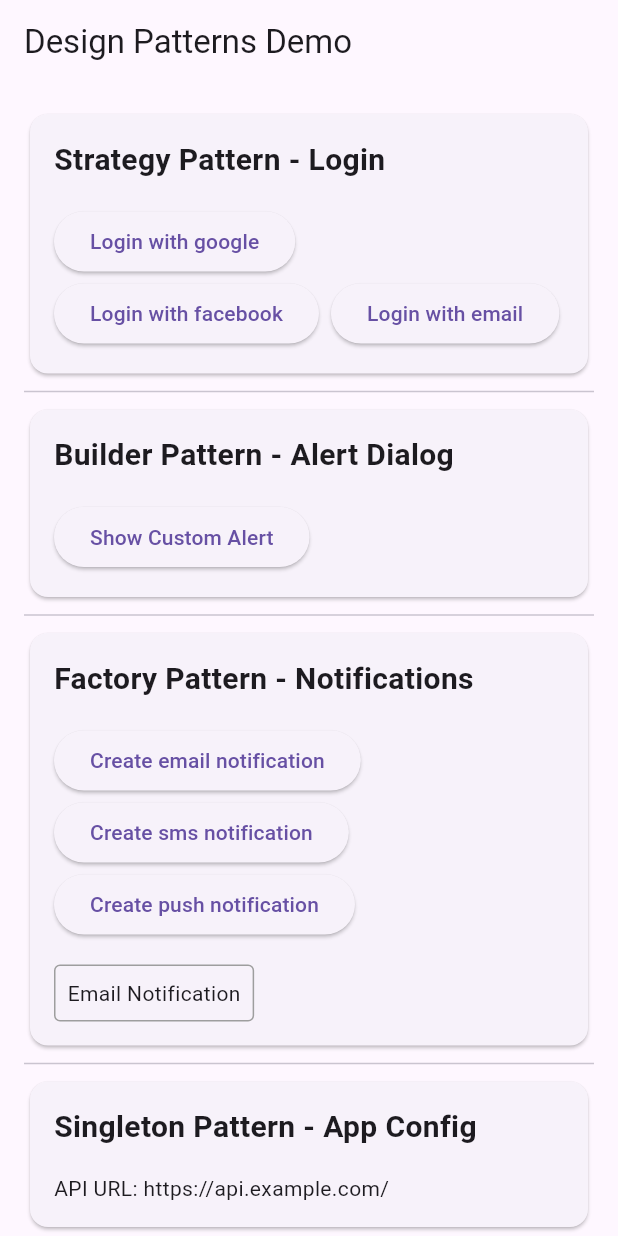
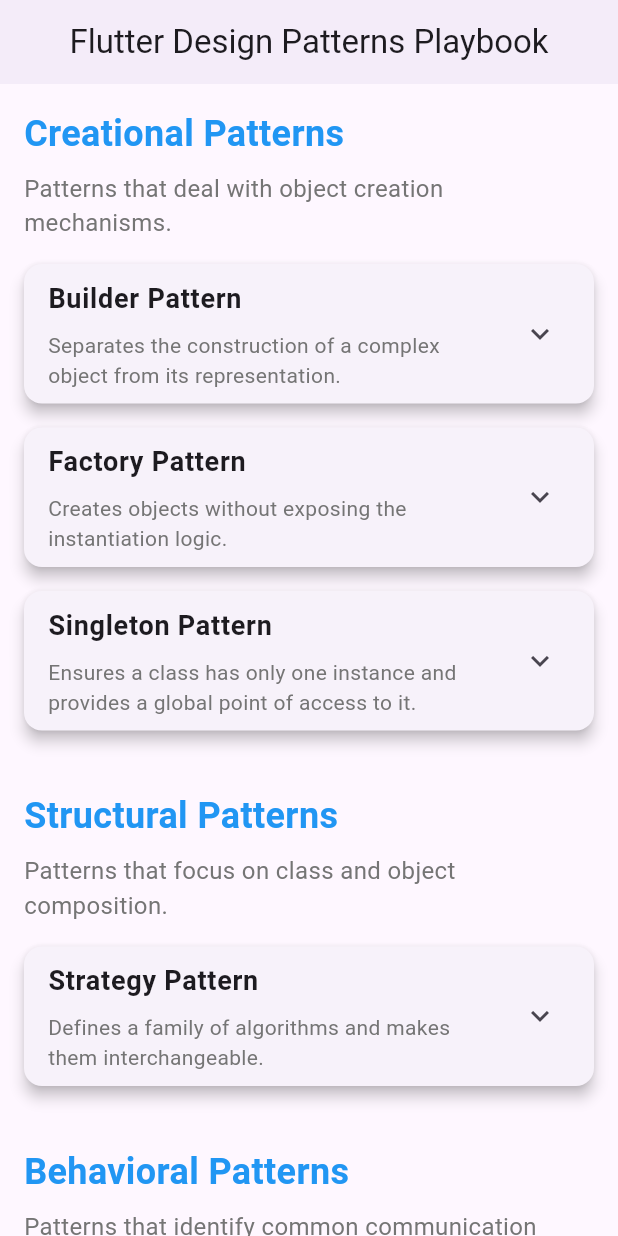
Before and after one commit to vymn/design_patterns, a Flutter app: the screen it shows after launch, on a phone screen of 412 x 824 dp. Run offline on Flutter 3.47's test engine with Material 3 defaults, Android fonts, the phone set to English and light mode, and no system bars.

Commit message:
added rough ui for demo

```diff
--- a/lib/main.dart
+++ b/lib/main.dart
@@ -45,27 +45,121 @@
   Widget build(BuildContext context) {
     return Scaffold(
       appBar: AppBar(
-        title: const Text('Design Patterns Demo'),
+        title: const Text('Flutter Design Patterns Playbook'),
+        centerTitle: true,
+        elevation: 2,
       ),
       body: ListView(
         padding: const EdgeInsets.all(16.0),
         children: [
-          _buildStrategyPatternDemo(),
-          const Divider(),
-          _buildBuilderPatternDemo(),
-          const Divider(),
-          _buildFactoryPatternDemo(),
-          const Divider(),
-          _buildSingletonPatternDemo(),
-          const Divider(),
-          _buildMementoPatternDemo(),
+          _buildPatternCategory(
+            'Creational Patterns',
+            'Patterns that deal with object creation mechanisms.',
+            [
+              _buildPatternCard(
+                'Builder Pattern',
+                'Separates the construction of a complex object from its representation.',
+                _buildBuilderPatternDemo(),
+              ),
+              _buildPatternCard(
+                'Factory Pattern',
+                'Creates objects without exposing the instantiation logic.',
+                _buildFactoryPatternDemo(),
+              ),
+              _buildPatternCard(
+                'Singleton Pattern',
+                'Ensures a class has only one instance and provides a global point of access to it.',
+                _buildSingletonPatternDemo(),
+              ),
+            ],
+          ),
+          const SizedBox(height: 24),
+          _buildPatternCategory(
+            'Structural Patterns',
+            'Patterns that focus on class and object composition.',
+            [
+              _buildPatternCard(
+                'Strategy Pattern',
+                'Defines a family of algorithms and makes them interchangeable.',
+                _buildStrategyPatternDemo(),
+              ),
+            ],
+          ),
+          const SizedBox(height: 24),
+          _buildPatternCategory(
+            'Behavioral Patterns',
+            'Patterns that identify common communication patterns between objects.',
+            [
+              _buildPatternCard(
+                'Memento Pattern',
+                'Captures and externalizes an object\'s internal state.',
+                _buildMementoPatternDemo(),
+              ),
+            ],
+          ),
+        ],
+      ),
+    );
+  }
+
+  Widget _buildPatternCategory(String title, String description, List<Widget> patterns) {
+    return Column(
+      crossAxisAlignment: CrossAxisAlignment.start,
+      children: [
+        Text(
+          title,
+          style: const TextStyle(
+            fontSize: 24,
+            fontWeight: FontWeight.bold,
+            color: Colors.blue,
+          ),
+        ),
+        const SizedBox(height: 8),
+        Text(
+          description,
+          style: TextStyle(
+            fontSize: 16,
+            color: Colors.grey[600],
+          ),
+        ),
+        const SizedBox(height: 16),
+        ...patterns,
+      ],
+    );
+  }
+
+  Widget _buildPatternCard(String title, String description, Widget demo) {
+    return Card(
+      margin: const EdgeInsets.only(bottom: 16),
+      elevation: 4,
+      child: ExpansionTile(
+        title: Text(
+          title,
+          style: const TextStyle(
+            fontSize: 18,
+            fontWeight: FontWeight.w600,
+          ),
+        ),
+        subtitle: Padding(
+          padding: const EdgeInsets.only(top: 8),
+          child: Text(
+            description,
+            style: TextStyle(
+              color: Colors.grey[600],
+            ),
+          ),
+        ),
+        children: [
+          Padding(
+            padding: const EdgeInsets.all(16),
+            child: demo,
+          ),
         ],
       ),
     );
   }
 
   Widget _buildStrategyPatternDemo() {
-
     return Card(
       child: Padding(
         padding: const EdgeInsets.all(16.0),
```
